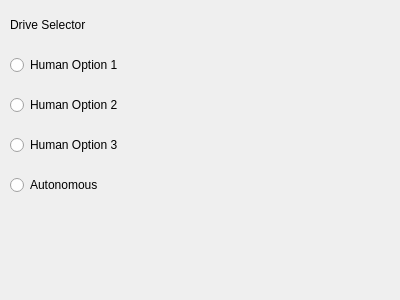
The window that scripts/gui/resource/DriveSelectorUI.ui (leifsahyun/firefighting_robot_MQP) describes before a commit, drawn with Qt 5.
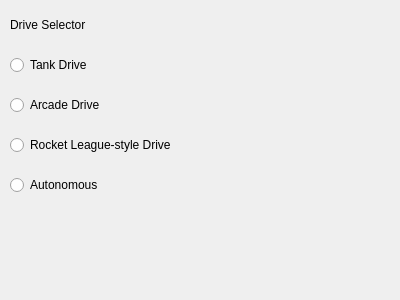
The same window after the commit.

```diff
--- a/scripts/gui/resource/DriveSelectorUI.ui
+++ b/scripts/gui/resource/DriveSelectorUI.ui
@@ -36,7 +36,7 @@
     </rect>
    </property>
    <property name="text">
-    <string>Human Option 1</string>
+    <string>Tank Drive</string>
    </property>
   </widget>
   <widget class="QRadioButton" name="Button2">
@@ -49,7 +49,7 @@
     </rect>
    </property>
    <property name="text">
-    <string>Human Option 2</string>
+    <string>Arcade Drive</string>
    </property>
   </widget>
   <widget class="QRadioButton" name="Button1">
@@ -62,7 +62,7 @@
     </rect>
    </property>
    <property name="text">
-    <string>Human Option 3</string>
+    <string>Rocket League-style Drive</string>
    </property>
   </widget>
   <widget class="QRadioButton" name="Button1">
```
